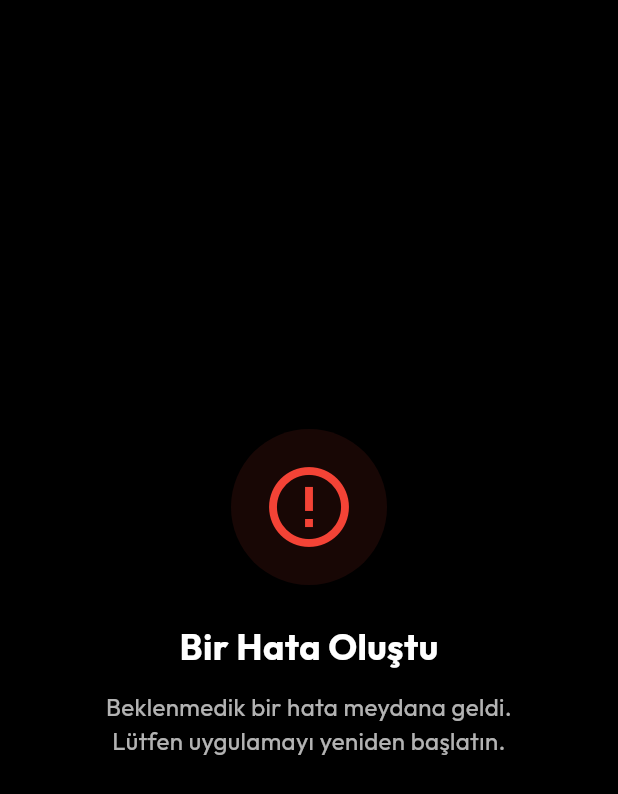
After one commit to SeyitAltintas/Cashly, a Flutter app: the ErrorScreen screen opened directly, on a phone screen of 412 x 824 dp. The commit adds this screen. Shown: the top 794 px of the screen. Run offline on Flutter 3.47's test engine with Material 3 defaults, Android fonts, the phone set to English and light mode, and no system bars; our stand-ins replace fl_chart, flutter_tts, google_fonts, hive_flutter, image_picker, local_auth and 1 more; accounts and stored records are empty.

Commit message:
error ekranı eklendi

```diff
--- a/lib/core/exceptions/app_exceptions.dart
+++ b/lib/core/exceptions/app_exceptions.dart
@@ -2,6 +2,7 @@
 ///
 /// Bu sınıflar uygulamadaki farklı hata türlerini kategorize etmek ve
 /// kullanıcıya anlamlı hata mesajları göstermek için kullanılır.
+library;
 
 /// Temel exception sınıfı - tüm uygulama exception'ları bundan türer
 class AppException implements Exception {
--- /dev/null
+++ b/lib/core/widgets/error_screen.dart
@@ -0,0 +1,128 @@
+import 'package:flutter/material.dart';
+
+/// Beklenmedik hata durumlarında gösterilecek error ekranı
+class ErrorScreen extends StatelessWidget {
+  final FlutterErrorDetails? errorDetails;
+  final String? errorMessage;
+  final VoidCallback? onRetry;
+
+  const ErrorScreen({
+    super.key,
+    this.errorDetails,
+    this.errorMessage,
+    this.onRetry,
+  });
+
+  @override
+  Widget build(BuildContext context) {
+    return Scaffold(
+      backgroundColor: Colors.black,
+      body: SafeArea(
+        child: Center(
+          child: Padding(
+            padding: const EdgeInsets.all(24.0),
+            child: Column(
+              mainAxisAlignment: MainAxisAlignment.center,
+              children: [
+                // Hata ikonu
+                Container(
+                  padding: const EdgeInsets.all(20),
+                  decoration: BoxDecoration(
+                    color: Colors.red.withValues(alpha: 0.1),
+                    shape: BoxShape.circle,
+                  ),
+                  child: const Icon(
+                    Icons.error_outline,
+                    color: Colors.red,
+                    size: 64,
+                  ),
+                ),
+                const SizedBox(height: 24),
+
+                // Başlık
+                const Text(
+                  'Bir Hata Oluştu',
+                  style: TextStyle(
+                    color: Colors.white,
+                    fontSize: 24,
+                    fontWeight: FontWeight.bold,
+                  ),
+                  textAlign: TextAlign.center,
+                ),
+                const SizedBox(height: 12),
+
+                // Alt mesaj
+                Text(
+                  errorMessage ??
+                      'Beklenmedik bir hata meydana geldi.\nLütfen uygulamayı yeniden başlatın.',
+                  style: TextStyle(
+                    color: Colors.white.withValues(alpha: 0.7),
+                    fontSize: 16,
+                  ),
+                  textAlign: TextAlign.center,
+                ),
+                const SizedBox(height: 32),
+
+                // Tekrar dene butonu
+                if (onRetry != null)
+                  ElevatedButton.icon(
+                    onPressed: onRetry,
+                    style: ElevatedButton.styleFrom(
+                      backgroundColor: Colors.red,
+                      foregroundColor: Colors.white,
+                      padding: const EdgeInsets.symmetric(
+                        horizontal: 32,
+                        vertical: 16,
+                      ),
+                      shape: RoundedRectangleBorder(
+                        borderRadius: BorderRadius.circular(30),
+                      ),
+                    ),
+                    icon: const Icon(Icons.refresh),
+                    label: const Text(
+                      'Tekrar Dene',
+                      style: TextStyle(fontSize: 16),
+                    ),
+                  ),
+
+                // Debug bilgisi (sadece debug modunda)
+                if (errorDetails != null) ...[
+                  const SizedBox(height: 40),
+                  ExpansionTile(
+                    title: Text(
+                      'Teknik Detaylar',
+                      style: TextStyle(
+                        color: Colors.white.withValues(alpha: 0.5),
+                        fontSize: 12,
+                      ),
+                    ),
+                    iconColor: Colors.white.withValues(alpha: 0.5),
+                    collapsedIconColor: Colors.white.withValues(alpha: 0.5),
+                    children: [
+                      Container(
+                        padding: const EdgeInsets.all(12),
+                        margin: const EdgeInsets.symmetric(horizontal: 16),
+                        decoration: BoxDecoration(
+                          color: Colors.white.withValues(alpha: 0.05),
+                          borderRadius: BorderRadius.circular(8),
+                        ),
+                        child: Text(
+                          errorDetails!.exceptionAsString(),
+                          style: TextStyle(
+                            color: Colors.white.withValues(alpha: 0.6),
+                            fontSize: 11,
+                            fontFamily: 'monospace',
+                          ),
+                        ),
+                      ),
+                    ],
+                  ),
+                ],
+              ],
+            ),
+          ),
+        ),
+      ),
+    );
+  }
+}
--- a/lib/main.dart
+++ b/lib/main.dart
@@ -1,3 +1,4 @@
+import 'dart:async';
 import 'package:flutter/material.dart';
 import 'package:hive_flutter/hive_flutter.dart';
 
@@ -10,11 +11,33 @@ import 'features/auth/presentation/controllers/auth_controller.dart';
 import 'features/auth/presentation/pages/login_page.dart';
 import 'package:provider/provider.dart';
 import 'core/theme/theme_manager.dart';
+import 'core/widgets/error_screen.dart';
 
 void main() async {
-  // Hata yakalama bloğu
+  // Global error handling - tüm beklenmedik hataları yakala
+  runZonedGuarded<Future<void>>(
+    () async {
+      WidgetsFlutterBinding.ensureInitialized();
+
+      // Flutter framework hatalarını yakala
+      FlutterError.onError = (FlutterErrorDetails details) {
+        FlutterError.presentError(details);
+        debugPrint('━━━━━━━━━━━━━━━━━━━━━━━━━━━━━━━━━━━━━━━━');
+        debugPrint('❌ FLUTTER ERROR');
+        debugPrint('Exception: ${details.exceptionAsString()}');
+        debugPrint('Stack: ${details.stack}');
+        debugPrint('━━━━━━━━━━━━━━━━━━━━━━━━━━━━━━━━━━━━━━━━');
+      };
+
+      // Widget render hatalarında ErrorScreen göster
+      ErrorWidget.builder = (FlutterErrorDetails details) {
+        return ErrorScreen(
+          errorDetails: details,
+          errorMessage: 'Widget oluşturulurken bir hata oluştu.',
+        );
+      };
+
       try {
-    WidgetsFlutterBinding.ensureInitialized();
         await Hive.initFlutter();
         runApp(
           ChangeNotifierProvider(
@@ -27,19 +50,20 @@ void main() async {
         debugPrint('Stack Trace: $stackTrace');
         runApp(
           MaterialApp(
-        home: Scaffold(
-          backgroundColor: Colors.black,
-          body: Center(
-            child: Text(
-              'Uygulama başlatılamadı:\n$e',
-              style: const TextStyle(color: Colors.white),
-              textAlign: TextAlign.center,
-            ),
-          ),
-        ),
+            home: ErrorScreen(errorMessage: 'Uygulama başlatılamadı:\n$e'),
           ),
         );
       }
+    },
+    (error, stackTrace) {
+      // Zone dışı hatalar (async hatalar)
+      debugPrint('━━━━━━━━━━━━━━━━━━━━━━━━━━━━━━━━━━━━━━━━');
+      debugPrint('❌ UNCAUGHT ERROR');
+      debugPrint('Error: $error');
+      debugPrint('Stack Trace: $stackTrace');
+      debugPrint('━━━━━━━━━━━━━━━━━━━━━━━━━━━━━━━━━━━━━━━━');
+    },
+  );
 }
 
 class CashlyApp extends StatefulWidget {
```
Lines whose indentation alone changed are shown as unchanged.
